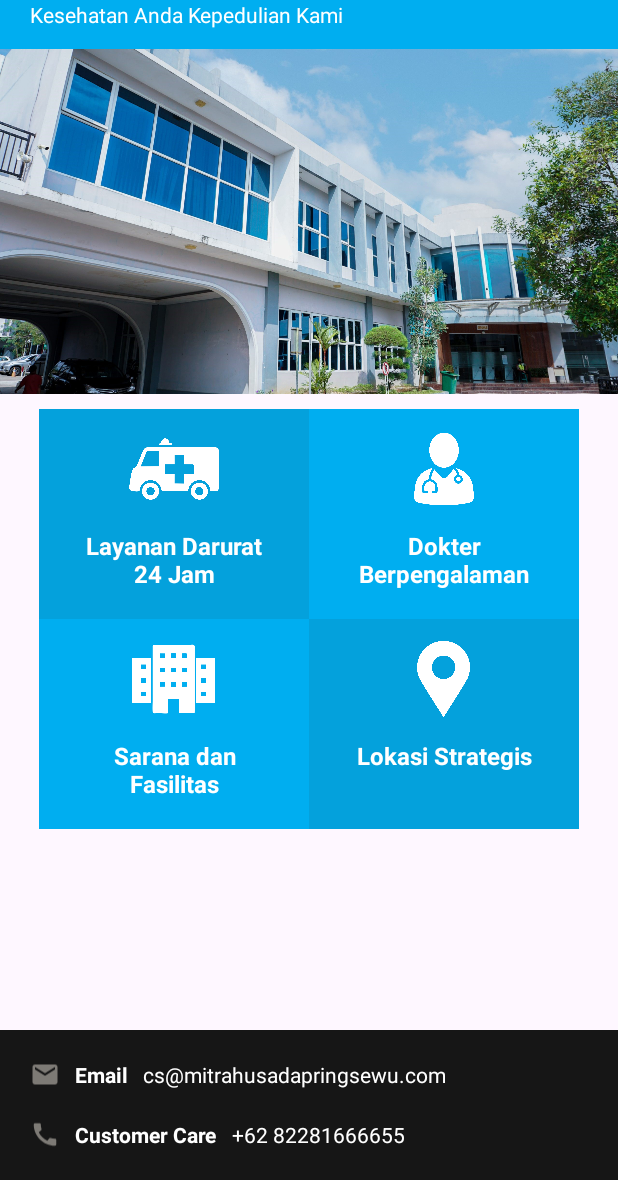
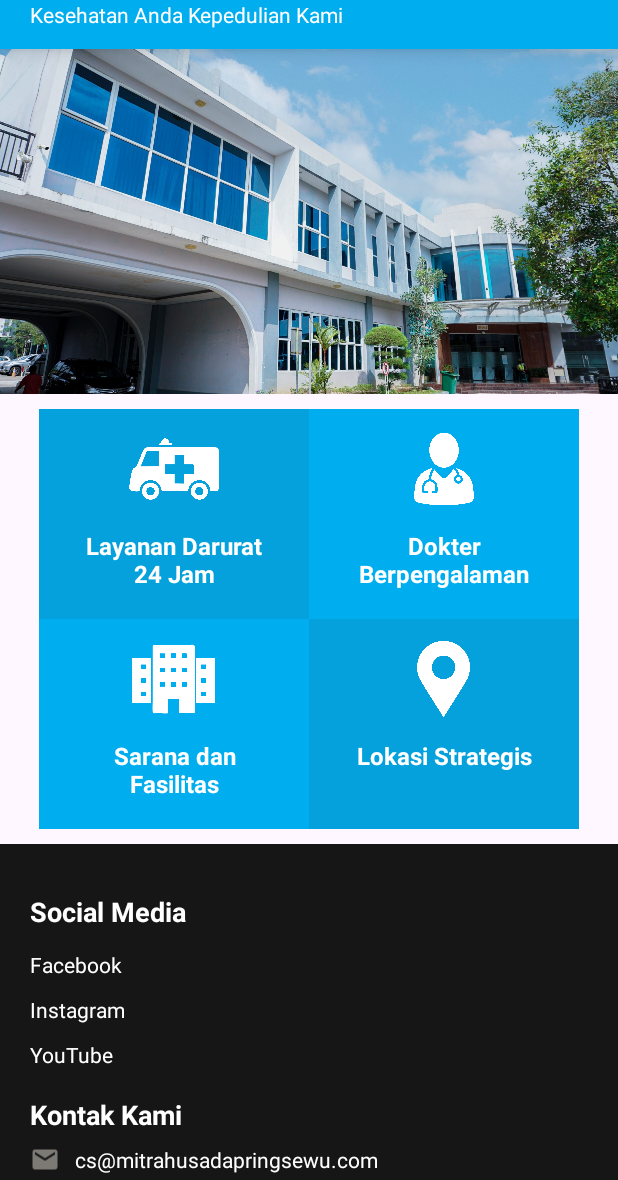
Before and after one commit to nvrakmal/RSMitraHusada, an Android app: the screen it shows after launch (MainActivity), on a phone screen of 412 x 824 dp, the part 56-1236 px from its top. Run offline under Robolectric (Android 15) with nearby library versions, the phone set to English and light mode, and no system bars.

Commit message:
master: Mengubah Main Activity menjadi scroll view dan menambahkan layout Social Media

```diff
--- a/Project/app/src/main/java/com/rsmitrahusada/MainActivity.java
+++ b/Project/app/src/main/java/com/rsmitrahusada/MainActivity.java
@@ -83,6 +83,29 @@ public class MainActivity extends AppCompatActivity {
         startActivity(new Intent(MainActivity.this, Lokasi.class));
     }
 
+    public void Alamat(View view) {
+        openGoogleMaps();
+    }
+
+    public void openGoogleMaps() {
+        double latitude = -7.8649;
+        double longitude = 111.2635;
+        String label = "RS Mitra Husada Pringsewu";
+        String uri = "geo:" + latitude + "," + longitude + "?q=" + latitude + "," + longitude + "(" + label + ")";
+        Intent intent = new Intent(Intent.ACTION_VIEW, Uri.parse(uri));
+        intent.setPackage("com.google.android.apps.maps");
+
+        if (intent.resolveActivity(getPackageManager()) != null) {
+            startActivity(intent);
+        } else {
+            // Handle jika Google Maps tidak terpasang di perangkat
+            // Misalnya, buka browser dengan koordinat yang sama
+            String mapUrl = "https://www.google.com/maps/search/?api=1&query=" + latitude + "," + longitude;
+            Intent browserIntent = new Intent(Intent.ACTION_VIEW, Uri.parse(mapUrl));
+            startActivity(browserIntent);
+        }
+    }
+
     public void Email(View view) {
         String email = "cs@mitrahusadapringsewu.com";
         Intent intent = new Intent(Intent.ACTION_SENDTO);
@@ -96,4 +119,22 @@ public class MainActivity extends AppCompatActivity {
         intent.setData(Uri.parse("tel:" + phoneNumber));
         startActivity(intent);
     }
+
+    public void Facebook(View view) {
+        redirectToWebsite("https://web.facebook.com/rsmitra.husada.7?_rdc=1&_rdr");
+    }
+
+    public void Instagram(View view) {
+        redirectToWebsite("https://www.instagram.com/rs.mitrahusada/");
+    }
+
+    public void Youtube(View view) {
+        redirectToWebsite("https://www.youtube.com/channel/UCrjPtLtJGYYLx3EO7wd7g-g?view_as=subscriber");
+    }
+
+    private void redirectToWebsite(String url) {
+        Intent intent = new Intent(Intent.ACTION_VIEW);
+        intent.setData(Uri.parse(url));
+        startActivity(intent);
+    }
 }
--- /dev/null
+++ b/Project/app/src/main/res/drawable/ic_map.xml
@@ -0,0 +1,5 @@
+<vector android:height="24dp" android:tint="#7C7A75"
+    android:viewportHeight="24" android:viewportWidth="24"
+    android:width="24dp" xmlns:android="http://schemas.android.com/apk/res/android">
+    <path android:fillColor="@android:color/white" android:pathData="M20.5,3l-0.16,0.03L15,5.1 9,3 3.36,4.9c-0.21,0.07 -0.36,0.25 -0.36,0.48V20.5c0,0.28 0.22,0.5 0.5,0.5l0.16,-0.03L9,18.9l6,2.1 5.64,-1.9c0.21,-0.07 0.36,-0.25 0.36,-0.48V3.5c0,-0.28 -0.22,-0.5 -0.5,-0.5zM15,19l-6,-2.11V5l6,2.11V19z"/>
+</vector>
--- a/Project/app/src/main/res/layout/activity_main.xml
+++ b/Project/app/src/main/res/layout/activity_main.xml
@@ -7,20 +7,13 @@
     android:orientation="vertical"
     tools:context=".MainActivity">
 
-    <androidx.constraintlayout.widget.ConstraintLayout
-        android:layout_width="match_parent"
-        android:layout_height="match_parent">
-
     <LinearLayout
         android:id="@+id/header"
         android:layout_width="match_parent"
         android:layout_height="70dp"
-            android:layout_margin="0dp"
         android:background="#00AEF0"
-            android:gravity="top|left"
-            android:orientation="vertical"
-            app:layout_constraintTop_toTopOf="parent"
-            tools:layout_editor_absoluteX="18dp">
+        android:elevation="8dp"
+        android:orientation="vertical">
 
         <TextView
             android:layout_width="match_parent"
@@ -44,18 +37,24 @@
             android:textSize="14sp" />
     </LinearLayout>
 
+    <ScrollView
+        android:layout_width="match_parent"
+        android:layout_height="0dp"
+        android:layout_weight="1">
 
+        <LinearLayout
+            android:layout_width="match_parent"
+            android:layout_height="wrap_content"
+            android:orientation="vertical">
 
             <LinearLayout
                 android:id="@+id/linearLayout3"
                 android:layout_width="match_parent"
                 android:layout_height="230dp"
-            android:layout_margin="0dp"
                 android:background="#00AEF0"
                 android:gravity="top"
-            android:orientation="vertical"
-            app:layout_constraintTop_toBottomOf="@+id/header"
-            tools:layout_editor_absoluteX="-15dp">
+                android:orientation="vertical">
+
                 <androidx.viewpager.widget.ViewPager
                     android:id="@+id/view_pager"
                     android:layout_width="match_parent"
@@ -67,15 +66,12 @@
                 android:layout_width="match_parent"
                 android:layout_height="wrap_content"
                 android:gravity="center_horizontal"
-            android:paddingTop="10dp"
-            app:layout_constraintTop_toBottomOf="@+id/linearLayout3"
-            tools:layout_editor_absoluteX="-32dp">
+                android:paddingTop="10dp">
 
                 <LinearLayout
                     android:id="@+id/layout_layanan"
                     android:layout_width="180dp"
                     android:layout_height="140dp"
-                android:layout_margin="0dp"
                     android:background="#04A1DC"
                     android:foreground="?android:attr/selectableItemBackground"
                     android:gravity="center_horizontal"
@@ -85,7 +81,6 @@
                     <ImageView
                         android:layout_width="60dp"
                         android:layout_height="80dp"
-                    android:layout_margin="0dp"
                         android:src="@drawable/ambulance" />
 
                     <TextView
@@ -100,12 +95,10 @@
                         android:textStyle="bold" />
                 </LinearLayout>
 
-
                 <LinearLayout
                     android:id="@+id/layout_dokter"
                     android:layout_width="180dp"
                     android:layout_height="140dp"
-                android:layout_margin="0dp"
                     android:background="#00AEF0"
                     android:foreground="?android:attr/selectableItemBackground"
                     android:gravity="center_horizontal"
@@ -115,7 +108,6 @@
                     <ImageView
                         android:layout_width="40dp"
                         android:layout_height="80dp"
-                    android:layout_margin="0dp"
                         android:src="@drawable/doctor" />
 
                     <TextView
@@ -137,14 +129,12 @@
                 android:layout_height="wrap_content"
                 android:gravity="center_horizontal"
                 android:paddingTop="0dp"
-            app:layout_constraintTop_toBottomOf="@+id/navigasi_1"
-            tools:layout_editor_absoluteX="12dp">
+                android:paddingBottom="10dp">
 
                 <LinearLayout
                     android:id="@+id/layout_sarana"
                     android:layout_width="180dp"
                     android:layout_height="140dp"
-                android:layout_margin="0dp"
                     android:background="#00AEF0"
                     android:foreground="?android:attr/selectableItemBackground"
                     android:gravity="center_horizontal"
@@ -154,7 +144,6 @@
                     <ImageView
                         android:layout_width="55dp"
                         android:layout_height="80dp"
-                    android:layout_margin="0dp"
                         android:src="@drawable/building" />
 
                     <TextView
@@ -169,12 +158,10 @@
                         android:textStyle="bold" />
                 </LinearLayout>
 
-
                 <LinearLayout
                     android:id="@+id/layout_lokasi"
                     android:layout_width="180dp"
                     android:layout_height="140dp"
-                android:layout_margin="0dp"
                     android:background="#04A1DC"
                     android:foreground="?android:attr/selectableItemBackground"
                     android:gravity="center_horizontal"
@@ -184,7 +171,6 @@
                     <ImageView
                         android:layout_width="35dp"
                         android:layout_height="80dp"
-                    android:layout_margin="0dp"
                         android:src="@drawable/location" />
 
                     <TextView
@@ -201,21 +187,103 @@
             </LinearLayout>
 
             <LinearLayout
+                android:paddingTop="25dp"
+                android:paddingBottom="25dp"
                 android:layout_width="match_parent"
-            android:layout_height="100dp"
+                android:layout_height="wrap_content"
                 android:background="#161616"
-            android:orientation="vertical"
-            app:layout_constraintBottom_toBottomOf="parent"
-            app:layout_constraintEnd_toEndOf="parent"
-            app:layout_constraintStart_toStartOf="parent">
+                android:orientation="vertical">
+
+                <LinearLayout
+                    android:layout_width="match_parent"
+                    android:layout_height="40dp"
+                    android:gravity="left|center"
+                    android:orientation="horizontal">
+                    <TextView
+                        android:layout_width="wrap_content"
+                        android:layout_height="wrap_content"
+                        android:gravity="left|center"
+                        android:paddingLeft="20dp"
+                        android:text="Social Media"
+                        android:textColor="@color/white"
+                        android:textSize="18sp"
+                        android:textStyle="bold" />
+                </LinearLayout>
+
+                <LinearLayout
+                    android:onClick="Facebook"
+                    android:foreground="?android:attr/selectableItemBackground"
+                    android:layout_width="match_parent"
+                    android:layout_height="30dp"
+                    android:gravity="left|center"
+                    android:orientation="horizontal">
+                    <TextView
+                        android:layout_width="wrap_content"
+                        android:layout_height="wrap_content"
+                        android:gravity="left|center"
+                        android:paddingLeft="20dp"
+                        android:text="Facebook"
+                        android:textColor="@color/white"
+                        android:textSize="14sp"
+ />
+                </LinearLayout>
+
+                <LinearLayout
+                    android:onClick="Instagram"
+                    android:foreground="?android:attr/selectableItemBackground"
+                    android:layout_width="match_parent"
+                    android:layout_height="30dp"
+                    android:gravity="left|center"
+                    android:orientation="horizontal">
+                    <TextView
+                        android:layout_width="wrap_content"
+                        android:layout_height="wrap_content"
+                        android:gravity="left|center"
+                        android:paddingLeft="20dp"
+                        android:text="Instagram"
+                        android:textColor="@color/white"
+                        android:textSize="14sp" />
+                </LinearLayout>
+
+                <LinearLayout
+                    android:onClick="Youtube"
+                    android:foreground="?android:attr/selectableItemBackground"
+                    android:layout_width="match_parent"
+                    android:layout_height="30dp"
+                    android:gravity="left|center"
+                    android:orientation="horizontal">
+                    <TextView
+                        android:layout_width="wrap_content"
+                        android:layout_height="wrap_content"
+                        android:gravity="left|center"
+                        android:paddingLeft="20dp"
+                        android:text="YouTube"
+                        android:textColor="@color/white"
+                        android:textSize="14sp" />
+                </LinearLayout>
+
+                <LinearLayout
+                    android:paddingTop="10dp"
+                    android:layout_width="match_parent"
+                    android:layout_height="40dp"
+                    android:gravity="left|center"
+                    android:orientation="horizontal">
+                    <TextView
+                        android:layout_width="wrap_content"
+                        android:layout_height="wrap_content"
+                        android:gravity="left|center"
+                        android:paddingLeft="20dp"
+                        android:text="Kontak Kami"
+                        android:textColor="@color/white"
+                        android:textSize="18sp"
+                        android:textStyle="bold" />
+                </LinearLayout>
 
                 <LinearLayout
                     android:onClick="Email"
                     android:foreground="?android:attr/selectableItemBackground"
-            android:paddingTop="10dp"
                     android:layout_width="match_parent"
-            android:layout_height="50dp"
-            android:layout_margin="0dp"
+                    android:layout_height="30dp"
                     android:gravity="left|center"
                     android:orientation="horizontal">
                     <ImageView
@@ -224,16 +292,6 @@
                         android:paddingLeft="20dp"
                         android:gravity="left|center"
                         android:src="@drawable/ic_email" />
-
-            <TextView
-                android:layout_width="wrap_content"
-                android:layout_height="wrap_content"
-                android:gravity="left|center"
-                android:paddingLeft="10dp"
-                android:text="Email"
-                android:textColor="@color/white"
-                android:textSize="14sp"
-                android:textStyle="bold" />
 
                     <TextView
                         android:layout_width="wrap_content"
@@ -249,11 +307,10 @@
                     android:onClick="Phone"
                     android:foreground="?android:attr/selectableItemBackground"
                     android:layout_width="match_parent"
-                android:layout_height="50dp"
-                android:paddingBottom="10dp"
-                android:layout_margin="0dp"
+                    android:layout_height="30dp"
                     android:gravity="left|center"
                     android:orientation="horizontal">
+
                     <ImageView
                         android:layout_width="40dp"
                         android:layout_height="30dp"
@@ -266,22 +323,38 @@
                         android:layout_height="wrap_content"
                         android:gravity="left|center"
                         android:paddingLeft="10dp"
-                    android:text="Customer Care"
-                    android:textColor="@color/white"
-                    android:textSize="14sp"
-                    android:textStyle="bold" />
-
-                <TextView
-                    android:layout_width="wrap_content"
-                    android:layout_height="wrap_content"
-                    android:gravity="left|center"
-                    android:paddingLeft="10dp"
                         android:text="+62 82281666655"
                         android:textColor="@color/white"
                         android:textSize="14sp" />
                 </LinearLayout>
 
+                <LinearLayout
+                    android:onClick="Alamat"
+                    android:foreground="?android:attr/selectableItemBackground"
+                    android:layout_width="match_parent"
+                    android:layout_height="40dp"
+                    android:gravity="left|top"
+                    android:orientation="horizontal">
+
+                    <ImageView
+                        android:layout_width="40dp"
+                        android:layout_height="30dp"
+                        android:paddingLeft="20dp"
+                        android:gravity="left|top"
+                        android:src="@drawable/ic_map" />
+
+                    <TextView
+                        android:layout_width="wrap_content"
+                        android:layout_height="40dp"
+                        android:gravity="left|center"
+                        android:paddingLeft="10dp"
+                        android:paddingRight="20dp"
+                        android:text="Jl. Jendral Ahmad Yani No. 14, Kec. Pringsewu, Kab. Pringsewu, Lampung"
+                        android:textColor="@color/white"
+                        android:textSize="14sp" />
+                </LinearLayout>
 
             </LinearLayout>
-    </androidx.constraintlayout.widget.ConstraintLayout>
         </LinearLayout>
+    </ScrollView>
+</LinearLayout>
```
Lines whose indentation alone changed are shown as unchanged.
